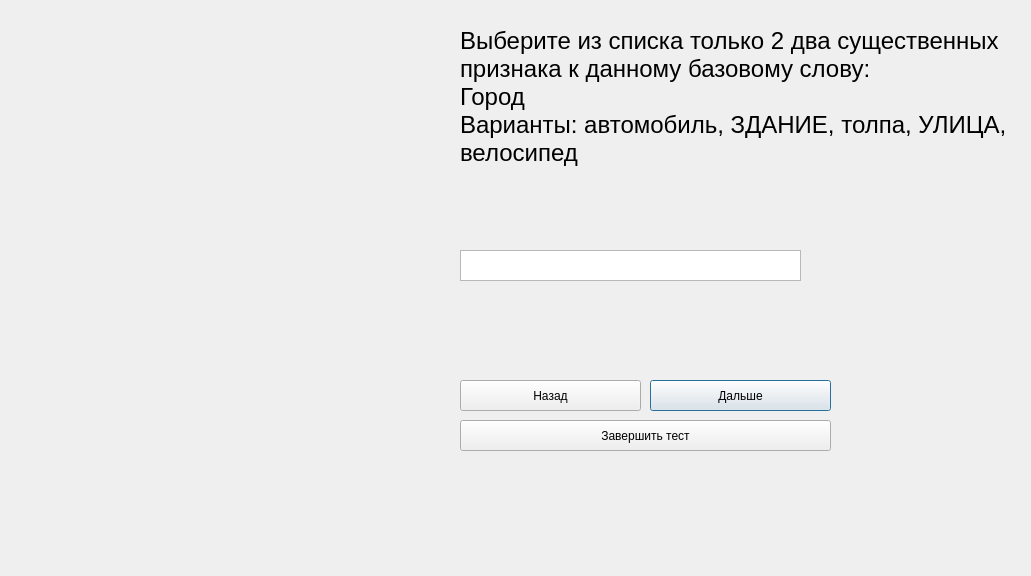
Old version of the form DMCF/testform18.ui in the repository SACRED448/Group_Project-UP-.
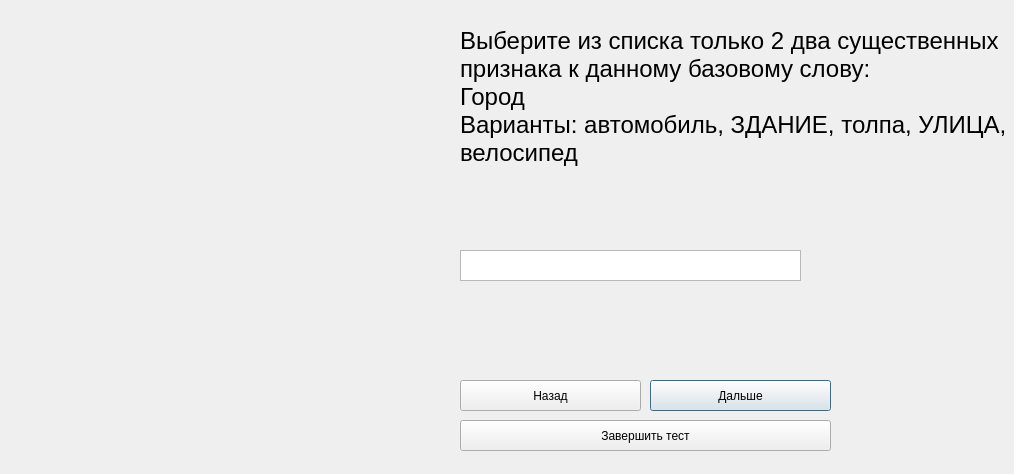
New version of the form.

Patch:
```diff
--- a/DMCF/testform18.ui
+++ b/DMCF/testform18.ui
@@ -6,8 +6,8 @@
    <rect>
     <x>0</x>
     <y>0</y>
-    <width>1031</width>
-    <height>576</height>
+    <width>1014</width>
+    <height>474</height>
    </rect>
   </property>
   <property name="windowTitle">
```
Left out of the diff: 6 changed lines with no effect on the pictures.
